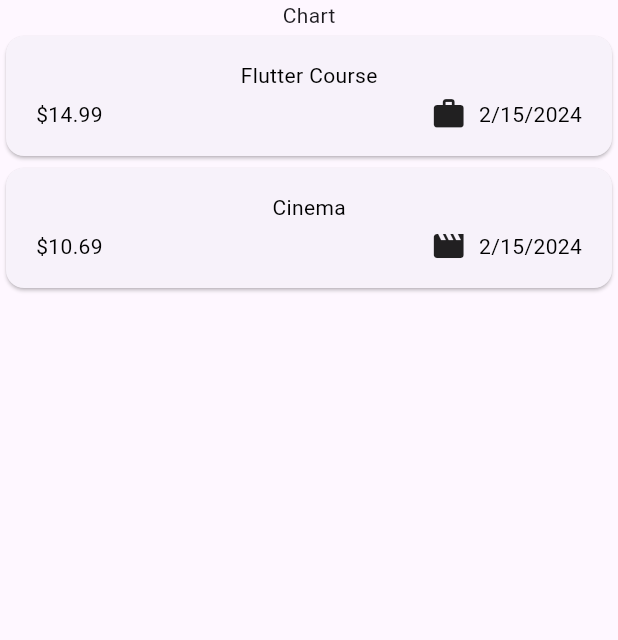
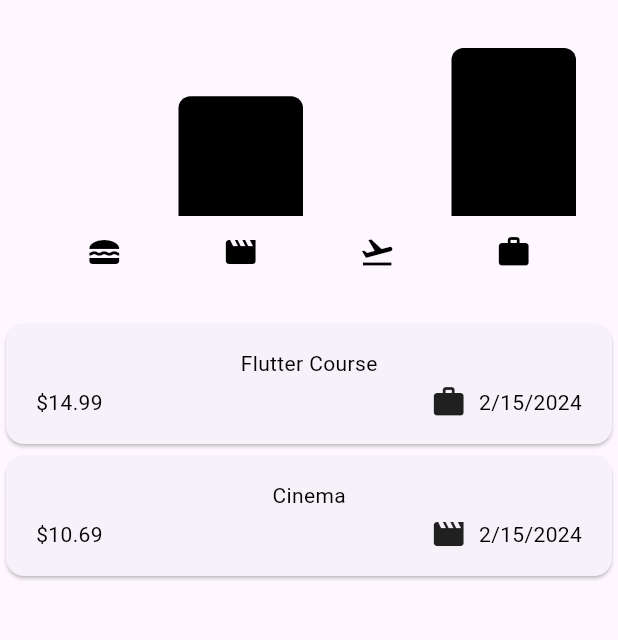
Before and after one commit to ivan-horchakov/expense_tracker_app, a Flutter app: the screen it shows after launch, on a phone screen of 412 x 824 dp, the part 84-724 px from its top. Run offline on Flutter 3.47's test engine with Material 3 defaults, Android fonts, the phone set to English and light mode, and no system bars.

Commit message:
Chart is done

```diff
--- a/lib/main.dart
+++ b/lib/main.dart
@@ -1,8 +1,22 @@
 import 'package:expense_tracker_app/widgets/expenses.dart';
 import 'package:flutter/material.dart';
 
+// var kColorScheme = ColorScheme.fromSeed(seedColor: Colors.black);
+
 void main() {
   runApp(
-    const MaterialApp(home: Expenses()),
+    const MaterialApp(
+      // theme: ThemeData().copyWith(
+      //   scaffoldBackgroundColor: Colors.black,
+      //   cardTheme: const CardTheme().copyWith(
+      //     color: Colors.white,
+      //     margin: const EdgeInsets.symmetric(
+      //       horizontal: 15,
+      //       vertical: 3,
+      //     ),
+      //   ),
+      // ),
+      home: Expenses(),
+    ),
   );
 }
--- a/lib/models/expense.dart
+++ b/lib/models/expense.dart
@@ -33,3 +33,26 @@ class Expense {
     return formatter.format(date);
   }
 }
+
+class ExpenseBucket {
+  const ExpenseBucket({
+    required this.category,
+    required this.expenses,
+  });
+
+  ExpenseBucket.forCategory(List<Expense> allExpenses, this.category)
+      : expenses = allExpenses
+            .where((expense) => expense.category == category)
+            .toList();
+
+  final Category category;
+  final List<Expense> expenses;
+
+  double get totalExpenses {
+    double sum = 0;
+    for (final expense in expenses) {
+      sum += expense.amount;
+    }
+    return sum;
+  }
+}
--- /dev/null
+++ b/lib/widgets/chart/chart.dart
@@ -0,0 +1,90 @@
+import 'package:flutter/material.dart';
+
+import 'package:expense_tracker_app/widgets/chart/chart_bar.dart';
+import 'package:expense_tracker_app/models/expense.dart';
+
+class Chart extends StatelessWidget {
+  const Chart({super.key, required this.expenses});
+
+  final List<Expense> expenses;
+
+  List<ExpenseBucket> get buckets {
+    return [
+      ExpenseBucket.forCategory(expenses, Category.food),
+      ExpenseBucket.forCategory(expenses, Category.leisure),
+      ExpenseBucket.forCategory(expenses, Category.travel),
+      ExpenseBucket.forCategory(expenses, Category.work),
+    ];
+  }
+
+  double get maxTotalExpense {
+    double maxTotalExpense = 0;
+
+    for (final bucket in buckets) {
+      if (bucket.totalExpenses > maxTotalExpense) {
+        maxTotalExpense = bucket.totalExpenses;
+      }
+    }
+
+    return maxTotalExpense;
+  }
+
+  @override
+  Widget build(BuildContext context) {
+    // final isDarkMode =
+    //     MediaQuery.of(context).platformBrightness == Brightness.dark;
+    return Container(
+      margin: const EdgeInsets.all(16),
+      padding: const EdgeInsets.symmetric(
+        vertical: 16,
+        horizontal: 8,
+      ),
+      width: double.infinity,
+      height: 180,
+      decoration: BoxDecoration(
+        borderRadius: BorderRadius.circular(8),
+        // gradient: LinearGradient(
+        //   colors: [
+        //     Theme.of(context).colorScheme.primary.withOpacity(0.3),
+        //     Theme.of(context).colorScheme.primary.withOpacity(0.0)
+        //   ],
+        //   begin: Alignment.bottomCenter,
+        //   end: Alignment.topCenter,
+        // ),
+      ),
+      child: Column(
+        children: [
+          Expanded(
+            child: Row(
+              crossAxisAlignment: CrossAxisAlignment.end,
+              children: [
+                for (final bucket in buckets) // alternative to map()
+                  ChartBar(
+                    fill: bucket.totalExpenses == 0
+                        ? 0
+                        : bucket.totalExpenses / maxTotalExpense,
+                  )
+              ],
+            ),
+          ),
+          const SizedBox(height: 12),
+          Row(
+            children: buckets
+                .map(
+                  (bucket) => Expanded(
+                    child: Padding(
+                      padding: const EdgeInsets.symmetric(horizontal: 4),
+                      child: Icon(
+                        categoryIcons[bucket.category],
+                        color: Colors.black,
+                      ),
+                    ),
+                  ),
+                )
+                .toList(),
+          ),
+        ],
+      ),
+    );
+  }
+}
--- /dev/null
+++ b/lib/widgets/chart/chart_bar.dart
@@ -0,0 +1,31 @@
+import 'package:flutter/material.dart';
+
+class ChartBar extends StatelessWidget {
+  const ChartBar({
+    super.key,
+    required this.fill,
+  });
+
+  final double fill;
+
+  @override
+  Widget build(BuildContext context) {
+    // final isDarkMode =
+    //     MediaQuery.of(context).platformBrightness == Brightness.dark;
+    return Expanded(
+      child: Padding(
+        padding: const EdgeInsets.symmetric(horizontal: 4),
+        child: FractionallySizedBox(
+          heightFactor: fill,
+          child: const DecoratedBox(
+            decoration: BoxDecoration(
+              shape: BoxShape.rectangle,
+              borderRadius: BorderRadius.vertical(top: Radius.circular(8)),
+              color: Colors.black,
+            ),
+          ),
+        ),
+      ),
+    );
+  }
+}
--- a/lib/widgets/expenses.dart
+++ b/lib/widgets/expenses.dart
@@ -1,3 +1,4 @@
+import 'package:expense_tracker_app/widgets/chart/chart.dart';
 import 'package:expense_tracker_app/widgets/expenses_list/expenses_list.dart';
 import 'package:expense_tracker_app/models/expense.dart';
 import 'package:expense_tracker_app/widgets/new_expense.dart';
@@ -92,7 +93,7 @@ class _ExpensesState extends State<Expenses> {
       ),
       body: Column(
         children: [
-          const Text('Chart'),
+          Chart(expenses: _registeredExpenses),
           Expanded(
             child: mainContent,
           ),
--- a/lib/widgets/expenses_list/expenses_list.dart
+++ b/lib/widgets/expenses_list/expenses_list.dart
@@ -18,10 +18,14 @@ class ExpensesList extends StatelessWidget {
       itemCount: expenses.length,
       itemBuilder: (ctx, index) {
         return Dismissible(
+          background: Container(
+            color: Colors.black,
+            margin: const EdgeInsets.symmetric(horizontal: 9),
+          ),
           onDismissed: (direction) {
             onRemoveExpense(expenses[index]);
           },
-          key: ValueKey('ExpensesList_ExpenseItem_${expenses[index]}'),
+          key: ValueKey(expenses[index]),
           child: ExpenseItem(expenses[index]),
         );
       },
```
